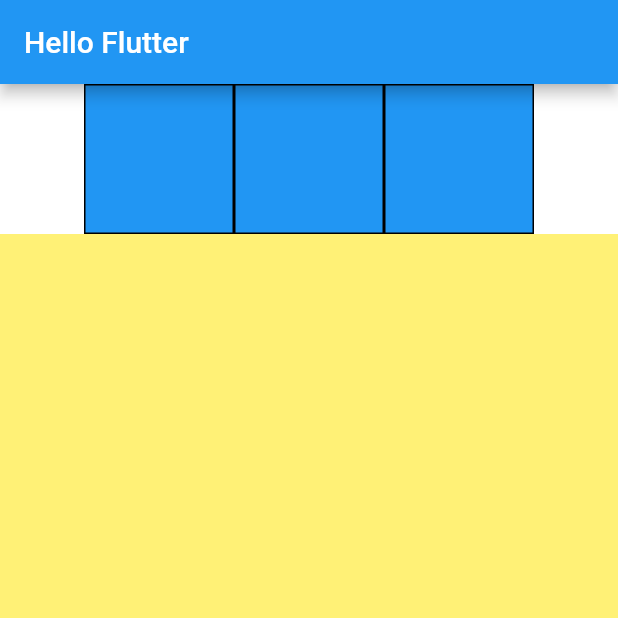
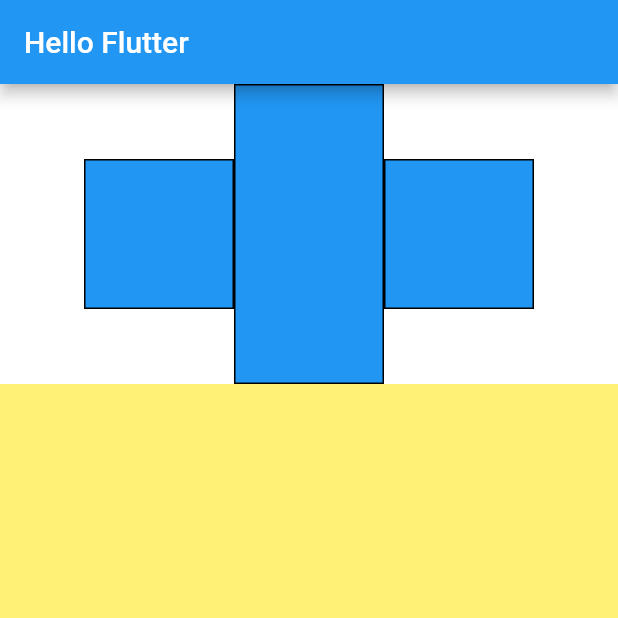
Before and after one commit to n4sunday/flutter-practical-approach-sw, a Flutter app: the screen it shows after launch, on a phone screen of 412 x 824 dp, the top half of it. Run offline on Flutter 3.47's test engine with Material 2 defaults, Android fonts, the phone set to English and light mode, and no system bars.

Commit message:
:bulb: CrossAxisAlignment

```diff
--- a/lib/main.dart
+++ b/lib/main.dart
@@ -14,9 +14,11 @@
             ),
             body: Container(
                 color: Colors.white,
+                height: 200,
                 child: Row(
+                  crossAxisAlignment: CrossAxisAlignment.center,
                   mainAxisAlignment: MainAxisAlignment.center,
-                  children: <Widget>[BlueBox(), BlueBox(), BlueBox()],
+                  children: <Widget>[BlueBox(), BiggerBlueBox(), BlueBox()],
                 ))));
   }
 }
@@ -39,8 +41,8 @@
   @override
   Widget build(BuildContext context) {
     return Container(
-      width: 150,
-      height: 100,
+      width: 100,
+      height: 200,
       decoration: BoxDecoration(color: Colors.blue, border: Border.all()),
     );
   }
```
